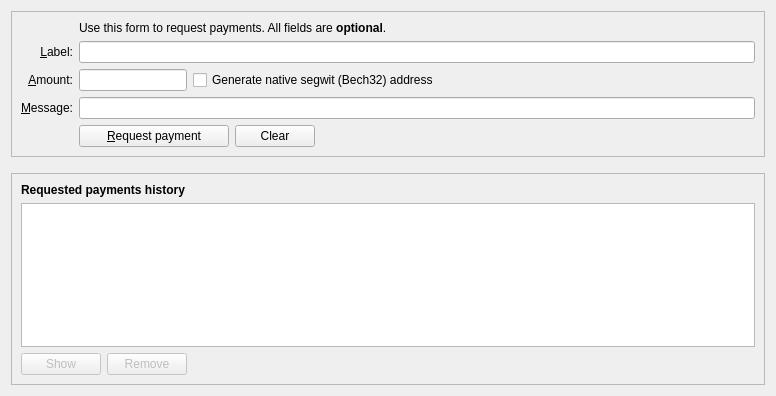
Above: src/qt/forms/receivecoinsdialog.ui from farsider350/AustraliaCash-Core before the change. Below: the same form after it.
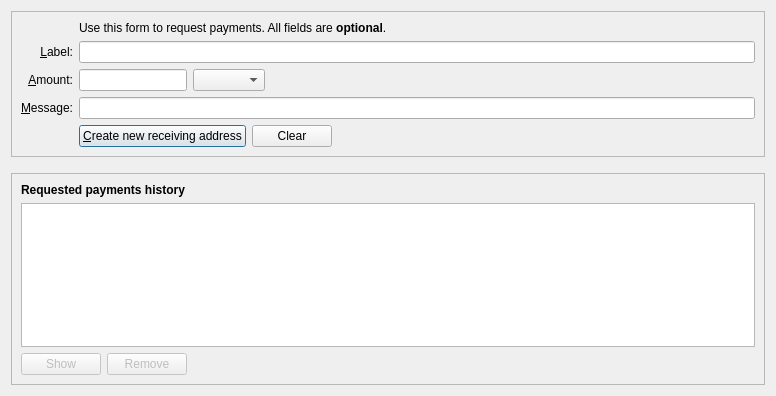
That is the form after the change. Icons and pictures are not drawn. Custom widgets are drawn as their Qt base class.

```diff
--- a/src/qt/forms/receivecoinsdialog.ui
+++ b/src/qt/forms/receivecoinsdialog.ui
@@ -1,7 +1,7 @@
 <?xml version="1.0" encoding="UTF-8"?>
 <ui version="4.0">
  <class>ReceiveCoinsDialog</class>
- <widget class="QWidget" name="ReceiveCoinsDialog">
+ <widget class="QDialog" name="ReceiveCoinsDialog">
   <property name="geometry">
    <rect>
     <x>0</x>
@@ -108,12 +108,18 @@
              </size>
             </property>
             <property name="text">
-             <string>&amp;Request payment</string>
+             <string>&amp;Create new receiving address</string>
             </property>
             <property name="icon">
              <iconset resource="../bitcoin.qrc">
               <normaloff>:/icons/receiving_addresses</normaloff>:/icons/receiving_addresses</iconset>
             </property>
+            <property name="autoDefault">
+             <bool>false</bool>
+            </property>
+            <property name="default">
+             <bool>true</bool>
+            </property>
            </widget>
           </item>
           <item>
@@ -189,7 +195,7 @@
            </widget>
           </item>
           <item>
-           <widget class="QCheckBox" name="useBech32">
+           <widget class="QComboBox" name="addressType">
             <property name="sizePolicy">
              <sizepolicy hsizetype="Fixed" vsizetype="Fixed">
               <horstretch>0</horstretch>
@@ -205,12 +211,6 @@
             <property name="focusPolicy">
              <enum>Qt::StrongFocus</enum>
             </property>
-            <property name="toolTip">
-             <string>Native segwit addresses (aka Bech32 or BIP-173) reduce your transaction fees later on and offer better protection against typos, but old wallets don't support them. When unchecked, an address compatible with older wallets will be created instead.</string>
-            </property>
-            <property name="text">
-             <string>Generate native segwit (Bech32) address</string>
-            </property>
            </widget>
           </item>
           <item>
```
Left out of the diff: 14 changed lines with no effect on the pictures.
